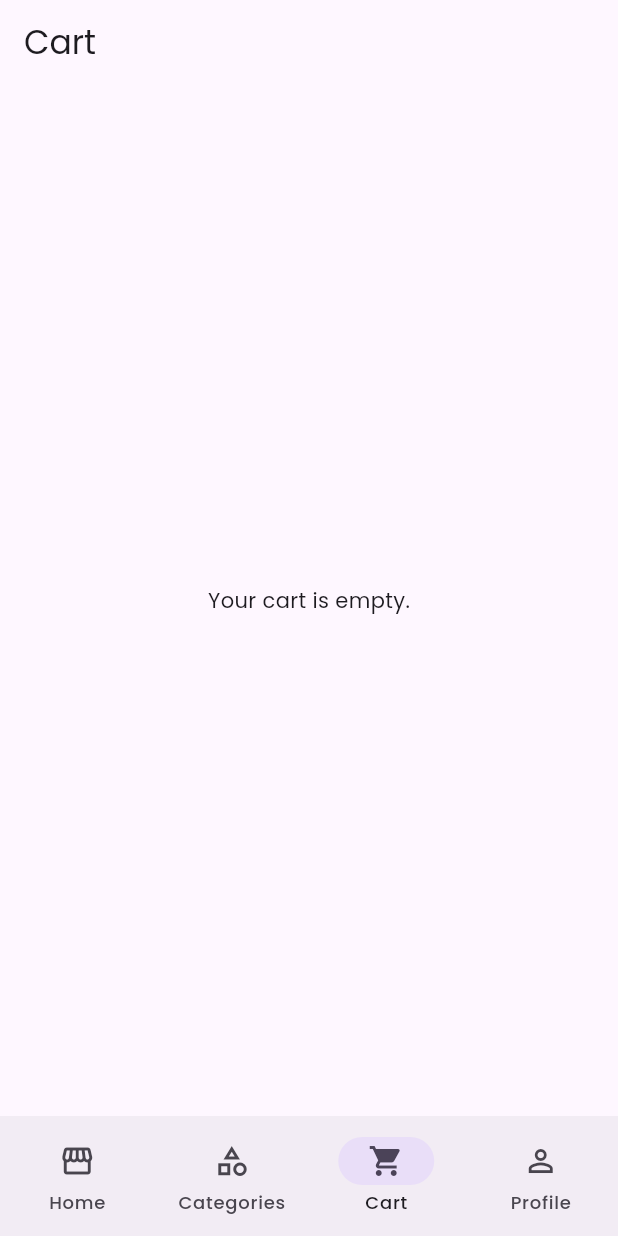
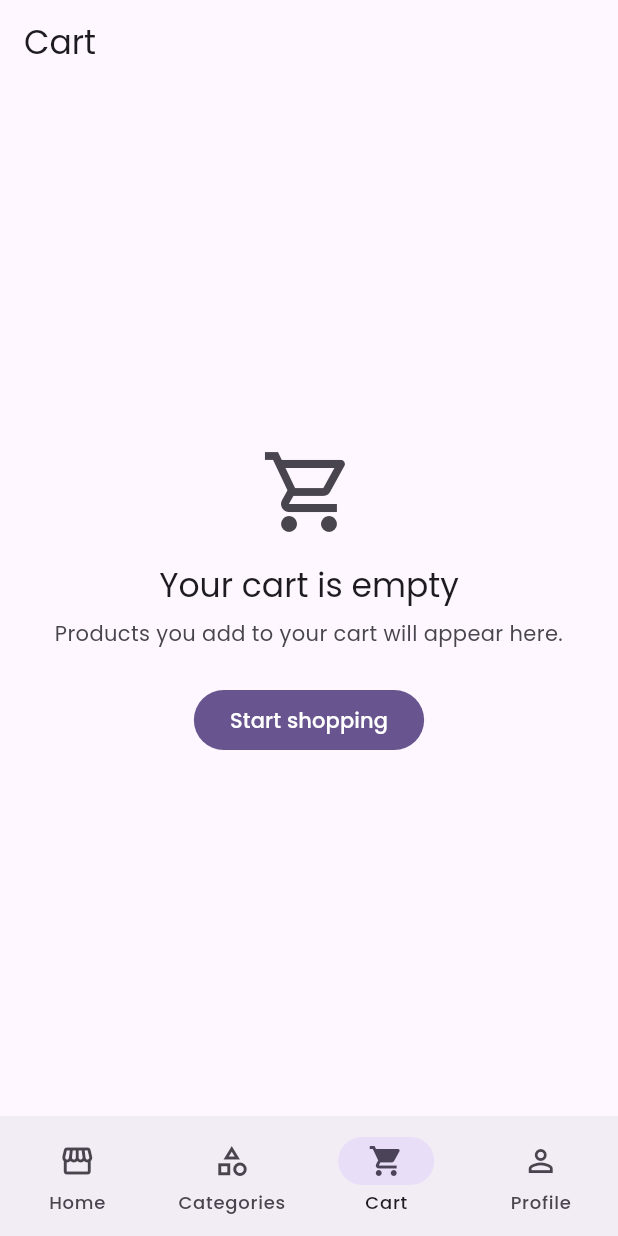
Before and after one commit to M-Khairy-B/ShopLite, a Flutter app: the screen it shows after launch, item 3 of the bottom bar chosen, on a phone screen of 412 x 824 dp. Run offline on Flutter 3.47's test engine with Material 3 defaults, Android fonts, the phone set to English and light mode, and no system bars; our stand-ins replace go_router; network calls fail.

Commit message:
feat: add spacing tokens and shared EmptyView

```diff
--- /dev/null
+++ b/lib/app/theme/app_spacing.dart
@@ -0,0 +1,11 @@
+/// The spacing scale: the only sizes used for padding and gaps.
+///
+/// Using these names instead of raw numbers keeps spacing consistent across
+/// screens, and lets us adjust the whole app's rhythm in one place.
+abstract final class AppSpacing {
+  static const double xs = 4;
+  static const double sm = 8;
+  static const double md = 12;
+  static const double lg = 16;
+  static const double xl = 24;
+}
--- /dev/null
+++ b/lib/core/widgets/empty_view.dart
@@ -0,0 +1,64 @@
+import 'package:flutter/material.dart';
+import 'package:e_commerce_learn/app/theme/app_spacing.dart';
+
+/// A friendly message for "nothing to show here" situations: an empty cart,
+/// an empty category, or a page or product that doesn't exist.
+///
+/// [message] adds a second line of explanation; [action] is usually a button
+/// that leads somewhere useful. Both are optional.
+class EmptyView extends StatelessWidget {
+  const EmptyView({
+    super.key,
+    required this.icon,
+    required this.title,
+    this.message,
+    this.action,
+  });
+
+  final IconData icon;
+  final String title;
+  final String? message;
+  final Widget? action;
+
+  @override
+  Widget build(BuildContext context) {
+    final textTheme = Theme.of(context).textTheme;
+    final colorScheme = Theme.of(context).colorScheme;
+    // Local copies, so Dart can tell they are non-null inside the `if`s.
+    final message = this.message;
+    final action = this.action;
+
+    // Scrollable, so large text on a short (landscape) screen can't overflow.
+    return Center(
+      child: SingleChildScrollView(
+        padding: const EdgeInsets.all(AppSpacing.xl),
+        child: Column(
+          mainAxisSize: MainAxisSize.min,
+          children: [
+            Icon(icon, size: 64, color: colorScheme.onSurfaceVariant),
+            const SizedBox(height: AppSpacing.lg),
+            Text(
+              title,
+              style: textTheme.titleLarge,
+              textAlign: TextAlign.center,
+            ),
+            if (message != null) ...[
+              const SizedBox(height: AppSpacing.sm),
+              Text(
+                message,
+                style: textTheme.bodyMedium?.copyWith(
+                  color: colorScheme.onSurfaceVariant,
+                ),
+                textAlign: TextAlign.center,
+              ),
+            ],
+            if (action != null) ...[
+              const SizedBox(height: AppSpacing.xl),
+              action,
+            ],
+          ],
+        ),
+      ),
+    );
+  }
+}
--- a/lib/features/cart/presentation/screens/cart_screen.dart
+++ b/lib/features/cart/presentation/screens/cart_screen.dart
@@ -1,6 +1,8 @@
 import 'package:flutter/material.dart';
+import 'package:go_router/go_router.dart';
+import 'package:e_commerce_learn/core/widgets/empty_view.dart';
 
-/// The Cart tab. A placeholder until the cart is built in Phase 6.
+/// The Cart tab. Always empty until the cart is built in Phase 6.
 class CartScreen extends StatelessWidget {
   const CartScreen({super.key});
 
@@ -8,7 +10,15 @@ class CartScreen extends StatelessWidget {
   Widget build(BuildContext context) {
     return Scaffold(
       appBar: AppBar(title: const Text('Cart')),
-      body: const Center(child: Text('Your cart is empty.')),
+      body: EmptyView(
+        icon: Icons.shopping_cart_outlined,
+        title: 'Your cart is empty',
+        message: 'Products you add to your cart will appear here.',
+        action: FilledButton(
+          onPressed: () => context.go('/'),
+          child: const Text('Start shopping'),
+        ),
+      ),
     );
   }
 }
--- a/lib/features/categories/presentation/screens/category_products_screen.dart
+++ b/lib/features/categories/presentation/screens/category_products_screen.dart
@@ -1,6 +1,7 @@
 import 'package:flutter/material.dart';
 import 'package:go_router/go_router.dart';
 import 'package:e_commerce_learn/core/utils/text_format.dart';
+import 'package:e_commerce_learn/core/widgets/empty_view.dart';
 import 'package:e_commerce_learn/features/products/data/mock_products.dart';
 import 'package:e_commerce_learn/features/products/presentation/widgets/product_grid.dart';
 
@@ -18,7 +19,15 @@ class CategoryProductsScreen extends StatelessWidget {
     return Scaffold(
       appBar: AppBar(title: Text(capitalize(category))),
       body: products.isEmpty
-          ? const Center(child: Text('No products in this category.'))
+          ? EmptyView(
+              icon: Icons.category_outlined,
+              title: 'No products here',
+              message: 'There are no products in this category yet.',
+              action: FilledButton(
+                onPressed: () => context.go('/categories'),
+                child: const Text('See all categories'),
+              ),
+            )
           : ProductGrid(
               products: products,
               // Stay inside the Categories tab: this product page is nested
--- a/lib/features/products/presentation/screens/home_screen.dart
+++ b/lib/features/products/presentation/screens/home_screen.dart
@@ -1,5 +1,6 @@
 import 'package:flutter/material.dart';
 import 'package:go_router/go_router.dart';
+import 'package:e_commerce_learn/app/theme/app_spacing.dart';
 import 'package:e_commerce_learn/features/products/data/mock_products.dart';
 import 'package:e_commerce_learn/features/products/presentation/widgets/category_chips.dart';
 import 'package:e_commerce_learn/features/products/presentation/widgets/product_grid.dart';
@@ -34,7 +35,7 @@ class _HomeScreenState extends State<HomeScreen> {
               height: 32,
               semanticLabel: 'ShopLite logo',
             ),
-            const SizedBox(width: 12),
+            const SizedBox(width: AppSpacing.md),
             const Text('ShopLite'),
           ],
         ),
--- a/lib/features/profile/presentation/screens/profile_screen.dart
+++ b/lib/features/profile/presentation/screens/profile_screen.dart
@@ -1,4 +1,5 @@
 import 'package:flutter/material.dart';
+import 'package:e_commerce_learn/core/widgets/empty_view.dart';
 
 /// The Profile tab. A placeholder until login and profile arrive in
 /// Phases 7 and 8.
@@ -9,7 +10,11 @@ class ProfileScreen extends StatelessWidget {
   Widget build(BuildContext context) {
     return Scaffold(
       appBar: AppBar(title: const Text('Profile')),
-      body: const Center(child: Text('Sign in to see your profile.')),
+      body: const EmptyView(
+        icon: Icons.person_outline,
+        title: "You're not signed in",
+        message: 'Sign in to see your profile and orders.',
+      ),
     );
   }
 }
```
Also changed, not shown: lib/app/router.dart (+10 -1 lines), lib/features/products/presentation/screens/product_details_screen.dart (+19 -8 lines), lib/features/products/presentation/widgets/category_chips.dart (+6 -2 lines), lib/features/products/presentation/widgets/product_card.dart (+5 -4 lines), lib/features/products/presentation/widgets/product_grid.dart (+4 -3 lines), 3 other files.
